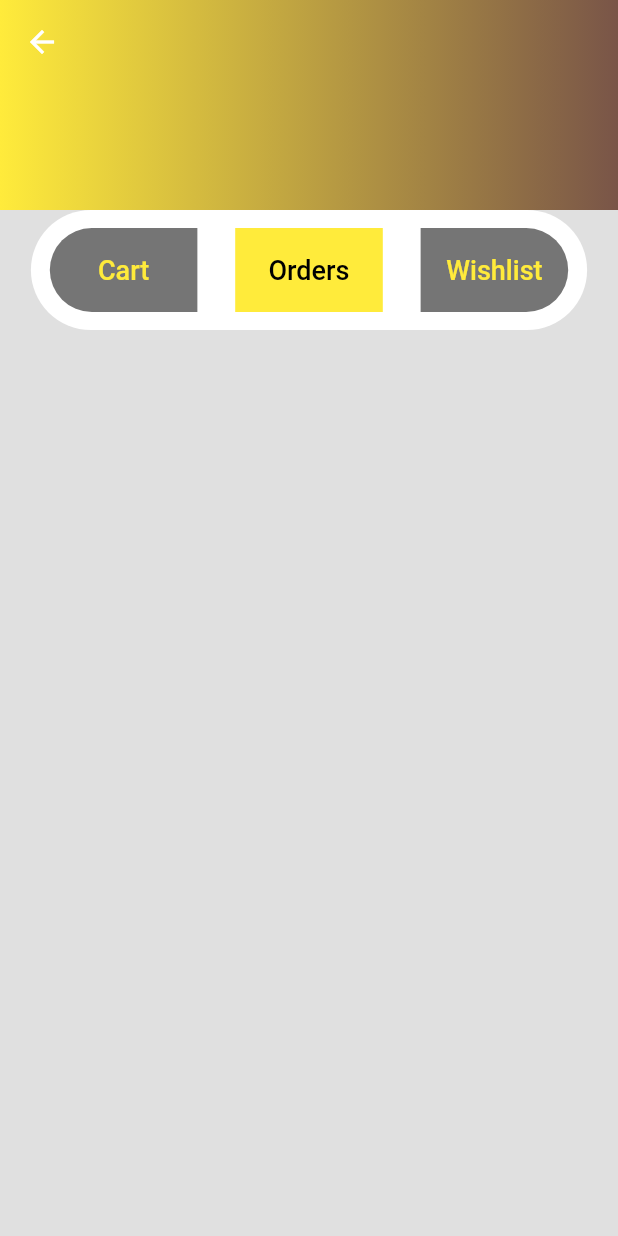
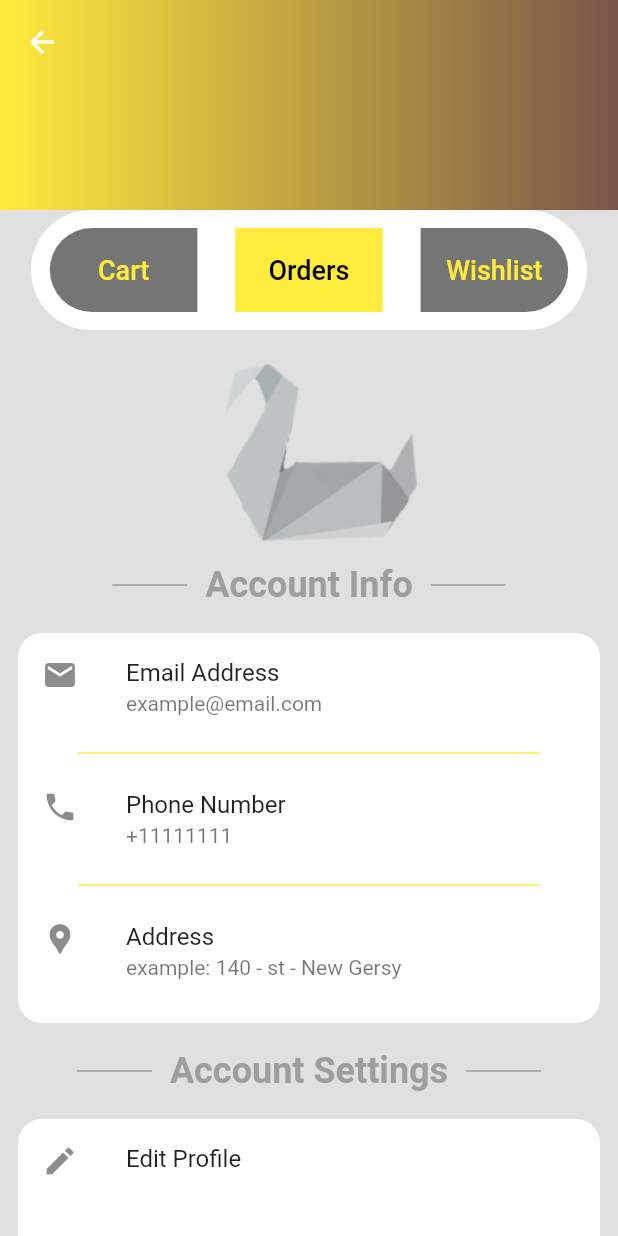
Before and after one commit to Double-Kei/CollaboProject, a Flutter app: the ProfileScreen screen opened directly, on a phone screen of 412 x 824 dp. Run offline on Flutter 3.47's test engine with Material 2 defaults, Android fonts, the phone set to English and light mode, and no system bars.

Commit message:
add profile screen #2

```diff
--- a/lib/screens/profilescreen.dart
+++ b/lib/screens/profilescreen.dart
@@ -68,9 +68,93 @@ class _ProfileScreenState extends State<ProfileScreen> {
                 ),
               ],
             ),
-          )
+          ),
+          const SizedBox(height: 150, child: Image(image: AssetImage("images/inapp/logo.jpg"),),),
+          const ProfileHeaderLabel(headerLabel: "  Account Info  ",),
+          Padding(
+            padding: const EdgeInsets.all(12.0),
+            child: Container(
+              height: 260,
+              decoration: BoxDecoration(color: Colors.white, borderRadius: BorderRadius.circular(16)),
+              child: Column(children: const [
+                RepeatedListTile(title: "Email Address", subtitle: "example@email.com", icon: Icons.email),
+                YellowDivider(),
+                RepeatedListTile(title: "Phone Number", subtitle: "+11111111", icon: Icons.phone),
+                YellowDivider(),
+                RepeatedListTile(title: "Address", subtitle: "example: 140 - st - New Gersy", icon: Icons.location_pin,),
+              ],),
+            ),
+          ),
+          const ProfileHeaderLabel(headerLabel: "  Account Settings  "),
+          Padding(
+            padding: const EdgeInsets.all(12.0),
+            child: Container(
+              height: 260,
+              decoration: BoxDecoration(color: Colors.white, borderRadius: BorderRadius.circular(16)),
+              child: Column(children: [
+                RepeatedListTile(title: "Edit Profile", icon: Icons.edit, onPressed:() {
+
+                },),
+                const YellowDivider(),
+                RepeatedListTile(title: "Change Password", icon: Icons.lock, onPressed:() {
+
+                },),
+                const YellowDivider(),
+                RepeatedListTile(title: "Log Out", icon: Icons.logout, onPressed:() {
+
+                },),
+              ],),
+            ),
+          ),
         ],),)
       ],),
     );
   }
 }
+
+class YellowDivider extends StatelessWidget {
+  const YellowDivider({
+    Key? key,
+  }) : super(key: key);
+
+  @override
+  Widget build(BuildContext context) {
+    return const Padding(padding: EdgeInsets.symmetric(horizontal: 40), child: Divider(color: Colors.yellow, thickness: 1), );
+  }
+}
+
+class RepeatedListTile extends StatelessWidget {
+  final String title;
+  final String subtitle;
+  final IconData icon;
+  final Function()? onPressed;
+
+  const RepeatedListTile({
+    Key? key, required this.title, this.subtitle="", required this.icon, this.onPressed
+  }) : super(key: key);
+
+  @override
+  Widget build(BuildContext context) {
+    return InkWell(child: ListTile(title: Text(title), subtitle: Text(subtitle), leading: Icon(icon), onTap: onPressed,));
+  }
+}
+
+class ProfileHeaderLabel extends StatelessWidget {
+  final String headerLabel;
+
+  const ProfileHeaderLabel({
+    Key? key, required this.headerLabel
+  }) : super(key: key);
+
+  @override
+  Widget build(BuildContext context) {
+    return SizedBox(height: 40, child: Row(
+      mainAxisAlignment: MainAxisAlignment.center,
+      children: [
+        const SizedBox(height: 40, width: 50, child: Divider(color: Colors.grey, thickness: 1,),),
+        Text(headerLabel, style: const TextStyle(color: Colors.grey, fontSize: 24, fontWeight: FontWeight.w600),),
+        const SizedBox(height: 40, width: 50, child: Divider(color: Colors.grey, thickness: 1,),),
+      ]
+    ),);
+  }
+}
```
